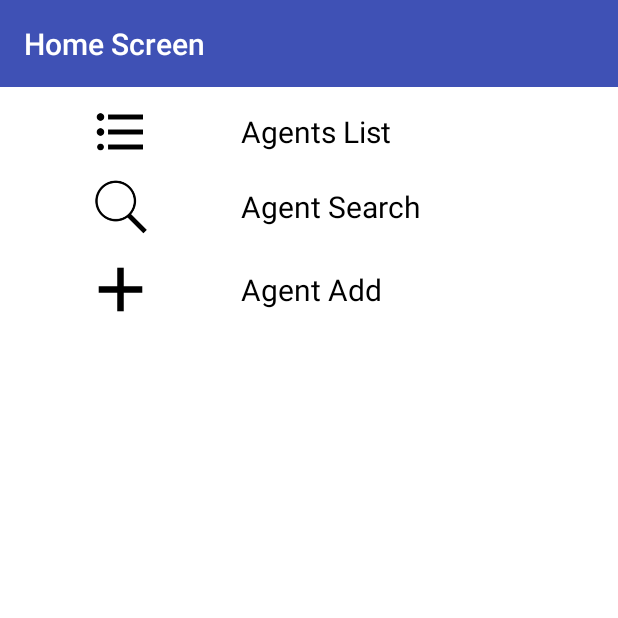
After one commit to asbhatt14/Android_ClassProject_With_Database, an Android app: the HomeActivity screen opened directly, with no data from a screen before it, on a phone screen of 412 x 824 dp, the top half of it. The commit adds this screen. Run offline under Robolectric (Android 15) with nearby library versions, the phone set to English and light mode, and no system bars.

Commit message:
HomeActivity
Temporary Home screen.

```diff
--- a/AgencyApp/app/src/main/AndroidManifest.xml
+++ b/AgencyApp/app/src/main/AndroidManifest.xml
@@ -10,13 +10,15 @@
         android:supportsRtl="true"
         android:theme="@style/AppTheme">
         <activity android:name=".LoginActivity">
-            <!--android:theme="@style/Theme.AppCompat.NoActionBar">-->
+
+            <!-- android:theme="@style/Theme.AppCompat.NoActionBar"> -->
             <intent-filter>
                 <action android:name="android.intent.action.MAIN" />
 
                 <category android:name="android.intent.category.LAUNCHER" />
             </intent-filter>
         </activity>
+        <activity android:name=".HomeActivity"></activity>
     </application>
 
 </manifest>
--- /dev/null
+++ b/AgencyApp/app/src/main/java/com/example/ankur/agencyapp/HomeActivity.java
@@ -0,0 +1,39 @@
+package com.example.ankur.agencyapp;
+
+import android.support.v7.app.AppCompatActivity;
+import android.os.Bundle;
+import android.support.v7.widget.Toolbar;
+import android.widget.LinearLayout;
+
+public class HomeActivity extends AppCompatActivity {
+
+    Toolbar toolbar;
+    LinearLayout home_lnrAgentList,home_lnrAgentSearch,home_lnrAgentAdd;
+    @Override
+    protected void onCreate(Bundle savedInstanceState) {
+        super.onCreate(savedInstanceState);
+        setContentView(R.layout.activity_home);
+        initToolBar();
+        home_lnrAgentList = (LinearLayout) findViewById(R.id.home_lnrAgentList);
+        home_lnrAgentSearch = (LinearLayout) findViewById(R.id.home_lnrAgentSearch);
+        home_lnrAgentAdd = (LinearLayout) findViewById(R.id.home_lnrAgentAdd);
+    }
+
+    public void initToolBar() {
+        toolbar = (Toolbar) findViewById(R.id.toolbar);
+        toolbar.setTitle("Home Screen");
+
+        setSupportActionBar(toolbar);
+
+       /* toolbar.setNavigationIcon(R.drawable.ic_toolbar_arrow);
+        toolbar.setNavigationOnClickListener(
+                new View.OnClickListener() {
+                    @Override
+                    public void onClick(View v) {
+                        Toast.makeText(AndroidToolbarExample.this, "clicking the toolbar!", Toast.LENGTH_SHORT).show();
+                    }
+                }
+
+        );*/
+    }
+}
--- a/AgencyApp/app/src/main/java/com/example/ankur/agencyapp/LoginActivity.java
+++ b/AgencyApp/app/src/main/java/com/example/ankur/agencyapp/LoginActivity.java
@@ -1,18 +1,40 @@
 package com.example.ankur.agencyapp;
 
+import android.content.Intent;
 import android.support.v7.app.AppCompatActivity;
 import android.os.Bundle;
 import android.support.v7.widget.Toolbar;
+import android.view.View;
 import android.view.Window;
 import android.view.WindowManager;
+import android.widget.Button;
 
-public class LoginActivity extends AppCompatActivity {
+public class LoginActivity extends AppCompatActivity implements View.OnClickListener {
 
+    Button login_btnLogin;
     @Override
     protected void onCreate(Bundle savedInstanceState) {
         super.onCreate(savedInstanceState);
         this.supportRequestWindowFeature(Window.FEATURE_NO_TITLE);
         setContentView(R.layout.activity_login);
 
+        login_btnLogin = (Button) findViewById(R.id.login_btnLogin);
+        login_btnLogin.setOnClickListener(this);
+
+    }
+
+    @Override
+    public void onClick(View v) {
+        switch (v.getId()){
+            case R.id.login_btnLogin:
+                Intent homeActivity = new Intent(this,HomeActivity.class);
+                startActivity(homeActivity);
+                finish();
+                break;
+            case R.id.login_btnReset:
+                break;
+            default:
+                break;
+        }
     }
 }
--- /dev/null
+++ b/AgencyApp/app/src/main/res/layout/activity_home.xml
@@ -0,0 +1,86 @@
+<?xml version="1.0" encoding="utf-8"?>
+<LinearLayout xmlns:android="http://schemas.android.com/apk/res/android"
+    android:layout_width="match_parent"
+    android:layout_height="match_parent"
+    android:background="#ffffff"
+    android:orientation="vertical">
+
+    <android.support.v7.widget.Toolbar
+        android:id="@+id/toolbar"
+        android:layout_width="match_parent"
+        android:layout_height="58dp"
+        android:background="?attr/colorPrimary"
+        android:minHeight="?attr/actionBarSize"
+        android:titleTextColor="#ffffff">
+    </android.support.v7.widget.Toolbar>
+
+    <LinearLayout
+        android:id="@+id/home_lnrAgentList"
+        android:layout_width="match_parent"
+        android:layout_height="wrap_content"
+        android:orientation="horizontal"
+        android:gravity="center"
+        android:layout_marginTop="10dp">
+        <ImageView
+            android:id="@+id/home_imgList"
+            android:layout_height="40dp"
+            android:layout_width="0dp"
+            android:src="@drawable/img_list_icon"
+            android:layout_weight="0.4"/>
+        <TextView
+            android:id="@+id/home_txtAgentList"
+            android:layout_width="0dp"
+            android:layout_height="wrap_content"
+            android:text="@string/agentList"
+            android:textColor="#000000"
+            android:textSize="20sp"
+            android:layout_weight="0.6"
+            android:layout_marginRight="10dp"/>
+    </LinearLayout>
+    <LinearLayout
+        android:id="@+id/home_lnrAgentSearch"
+        android:layout_width="match_parent"
+        android:layout_height="wrap_content"
+        android:orientation="horizontal"
+        android:gravity="center"
+        android:layout_marginTop="10dp">
+        <ImageView
+            android:id="@+id/home_imgSearch"
+            android:layout_height="40dp"
+            android:layout_width="0dp"
+            android:src="@drawable/img_search"
+            android:layout_weight="0.4"/>
+        <TextView
+            android:id="@+id/home_txtAgentSearch"
+            android:layout_width="0dp"
+            android:layout_height="wrap_content"
+            android:text="@string/agentSearch"
+            android:layout_marginRight="10dp"
+            android:textColor="#000000"
+            android:textSize="20sp"
+            android:layout_weight="0.6"/>
+    </LinearLayout>
+    <LinearLayout
+        android:id="@+id/home_lnrAgentAdd"
+        android:layout_width="match_parent"
+        android:layout_height="wrap_content"
+        android:orientation="horizontal"
+        android:gravity="center"
+        android:layout_marginTop="10dp">
+        <ImageView
+            android:id="@+id/home_imgAdd"
+            android:layout_height="50dp"
+            android:layout_width="0dp"
+            android:src="@drawable/img_add"
+            android:layout_weight="0.4"/>
+        <TextView
+            android:id="@+id/home_txtAgentAdd"
+            android:layout_width="0dp"
+            android:layout_height="wrap_content"
+            android:text="@string/agentAdd"
+            android:layout_marginRight="10dp"
+            android:textColor="#000000"
+            android:textSize="20sp"
+            android:layout_weight="0.6"/>
+    </LinearLayout>
+</LinearLayout>
--- a/AgencyApp/app/src/main/res/values/strings.xml
+++ b/AgencyApp/app/src/main/res/values/strings.xml
@@ -3,4 +3,7 @@
     <string name="userNameHint">Username</string>
     <string name="passwordHint">Password</string>
     <string name="welcomeMessage">Secret Agent Login</string>
+    <string name="agentList">Agents List</string>
+    <string name="agentSearch">Agent Search</string>
+    <string name="agentAdd">Agent Add</string>
 </resources>
--- a/AgencyApp/app/src/main/res/values/styles.xml
+++ b/AgencyApp/app/src/main/res/values/styles.xml
@@ -1,7 +1,7 @@
 <resources>
 
     <!-- Base application theme. -->
-    <style name="AppTheme" parent="Theme.AppCompat.Light.DarkActionBar">
+    <style name="AppTheme" parent="Theme.AppCompat.NoActionBar">
         <!-- Customize your theme here. -->
         <item name="colorPrimary">@color/colorPrimary</item>
         <item name="colorPrimaryDark">@color/colorPrimaryDark</item>
```
Also changed, not shown: AgencyApp/app/src/main/res/drawable/img_add.png (added), AgencyApp/app/src/main/res/drawable/img_list_icon.png (added), AgencyApp/app/src/main/res/drawable/img_search.png (added).
